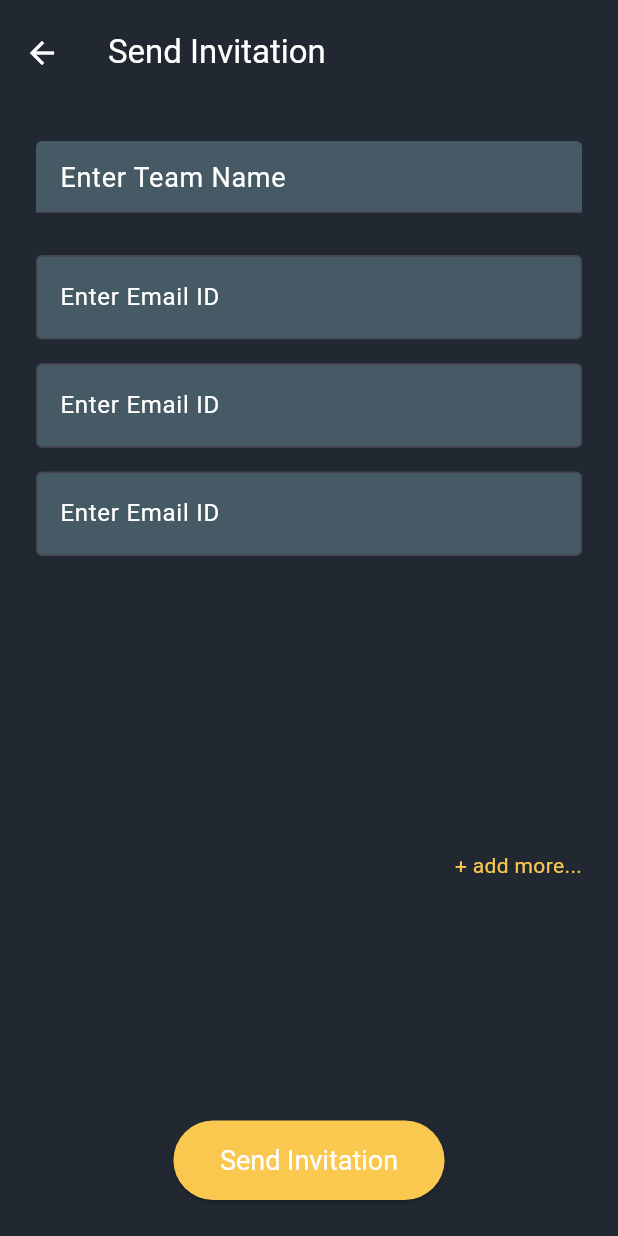
After one commit to nicky-kumari74/Task-Mannger, a Flutter app: the sendInvitation screen opened directly, on a phone screen of 412 x 824 dp. The commit adds this screen. Run offline on Flutter 3.47's test engine with Material 3 defaults, Android fonts, the light colour scheme and no system bars; our stand-ins replace cloud_firestore, firebase_auth, firebase_core, google_sign_in, lottie, shared_preferences; missing offline and left inert: mailer; accounts and stored records are empty.

Commit message:
teams creation

```diff
--- /dev/null
+++ b/lib/SendInvitation.dart
@@ -0,0 +1,171 @@
+import 'package:flutter/cupertino.dart';
+import 'package:flutter/material.dart';
+import 'package:taskmanager/Colors.dart';
+
+class sendInvitation extends StatefulWidget {
+
+  @override
+  State<sendInvitation> createState() => _sendInvitationState();
+}
+
+class _sendInvitationState extends State<sendInvitation> {
+  TextEditingController teamnameController = TextEditingController();
+  List<TextEditingController> emailControllers = [];
+
+  @override
+  void initState () {
+    super.initState();
+    // Start with 3 email fields
+    for (int i = 0; i<3; i++) {
+      emailControllers.add(TextEditingController());
+    }
+  }
+
+  // Functions to add a new email field (max 10)
+
+  void addEmailField () {
+    print('Current email count : ${emailControllers.length}');
+    if (emailControllers.length <10) {
+      setState(() {
+        emailControllers.add(TextEditingController());
+      });
+      print("Email field added");
+    } else {
+      ScaffoldMessenger.of(context).showSnackBar(
+        SnackBar(content: Text("You can only add up to 10 emails")),
+
+      /*ScaffoldMessenger.of(context, root).showSnackBar(
+      SnackBar(content: Text("You can only add up to 10 emails")),*/
+      );
+    }
+  }
+
+  //Function to send invitation
+  Future<void> sendInvitation () async {
+    String teamname = teamnameController.text.trim();
+    List<String> emails = emailControllers.map((controller) =>
+        controller.text.trim())
+        .where((email) => email.isNotEmpty).toList();
+
+    if (teamname.isEmpty) {
+      ScaffoldMessenger.of(context).showSnackBar(
+        SnackBar(content: Text('Please enter a team name')),
+      );
+      return;
+    }
+    if (emails.length < 2) {
+      ScaffoldMessenger.of(context).showSnackBar(
+        SnackBar(content: Text('Please enter at least two email')),
+      );
+      return;
+    }
+
+   /* for (String email in emails) {
+      try {
+        final result = await FirebaseFunctions.instance.httpsCallable(
+            'sendInvitationEmail').call({'teamname': teamname, "email": email});
+
+        if (result.data['success']) {
+          print('Invitation sent to $email');
+        } else {
+          print("Failed to send invitation: ${result.data['message']}");
+        }
+      } catch (e) {
+        print("Error sending email: $e");
+      }
+    }*/
+
+    ScaffoldMessenger.of(context).showSnackBar(
+      SnackBar(content: Text("Invitations sent successfully! ")),
+    );
+  }
+  @override
+  Widget build(BuildContext context) {
+
+    return Scaffold(
+      backgroundColor: bgcolor,
+      appBar: AppBar(
+        backgroundColor: bgcolor,
+        toolbarHeight: 70,
+        title: Text('Send Invitation', style: TextStyle(color: txtcolor, ),),
+        iconTheme: IconThemeData(color: txtcolor),
+      ),
+
+      body: Padding(
+        padding: const EdgeInsets.all(24.0),
+        child: Column(
+          children: [
+            TextField(
+              controller: teamnameController,
+              style: TextStyle(color: txtcolor),
+              decoration: InputDecoration(
+                filled: true,
+                fillColor: inputBoxbgColor,
+                hintText: 'Enter Team Name',
+                hintStyle: TextStyle(
+                  color: txtcolor,
+                  fontSize: 18,
+                ),
+                //border: OutlineInputBorder(),
+                focusedBorder: OutlineInputBorder(
+                  borderSide: BorderSide(color: btncolor)
+                )
+              ),
+            ),
+            SizedBox(height: 20,),
+            Expanded(
+              child: ListView.builder(
+                itemCount: emailControllers.length,
+                  itemBuilder: (context, index) {
+                  return Padding(padding: EdgeInsets.symmetric(vertical: 8.1),
+                  child: TextField(
+                    controller: emailControllers[index],
+                    decoration: InputDecoration(
+                    filled: true,
+                    fillColor: inputBoxbgColor,
+                      labelText: 'Enter Email ID',
+                      labelStyle: TextStyle(color: txtcolor),
+                      border: OutlineInputBorder(
+                      ),
+                      focusedBorder: OutlineInputBorder(
+                        borderSide: BorderSide(color: btncolor)
+                      )
+                    ),
+                    keyboardType: TextInputType.emailAddress,
+                  ),
+                  );
+                  }),
+            ),
+
+            SizedBox(height: 10,),
+
+              Align(
+                alignment: Alignment.topRight,
+                child: InkWell(
+                    onTap: () {
+                      if (emailControllers.length < 10) {
+                          addEmailField();
+
+                      }
+                    },
+                    child: Text('+ add more...', style: TextStyle(color: btncolor),))
+                /*IconButton(onPressed: () {},
+                    icon: Icon(Icons.add_circle, color: Colors.white,size: 27,)
+                ),*/
+              ),
+
+            SizedBox(height: 160,),
+            ElevatedButton(onPressed: sendInvitation,
+              child: Text("Send Invitation", style: TextStyle(color: txtcolor),),
+              style: ElevatedButton.styleFrom(
+                backgroundColor: btncolor,
+                padding: EdgeInsets.symmetric(vertical: 16, horizontal: 31),
+                textStyle: TextStyle(fontSize: 18),
+              ),
+            )
+          ],
+        ),
+      ),
+    );
+  }
+}
--- a/lib/main.dart
+++ b/lib/main.dart
@@ -29,4 +29,4 @@ class MyApp extends StatelessWidget {
 }
 
 
-      // This trailing comma makes auto-formatting nicer for build methods.
+// This trailing comma makes auto-formatting nicer for build methods.
--- a/pubspec.yaml
+++ b/pubspec.yaml
@@ -38,6 +38,9 @@ dependencies:
   firebase_auth: ^5.5.1
   cloud_firestore: ^5.6.5
   shared_preferences: ^2.5.2
+  google_sign_in: ^6.3.0
+  lottie: ^2.3.2
+  mailer: ^6.4.1
 
 dev_dependencies:
   flutter_test:
```
Also changed, not shown: lib/DashboardScreen.dart (+21 -3 lines), lib/TeamMembersScreen.dart (+69 -0 lines), lib/TeamScreen.dart (+126 -22 lines), lib/loginScreen.dart (+0 -14 lines), pubspec.lock, 1 other file.
